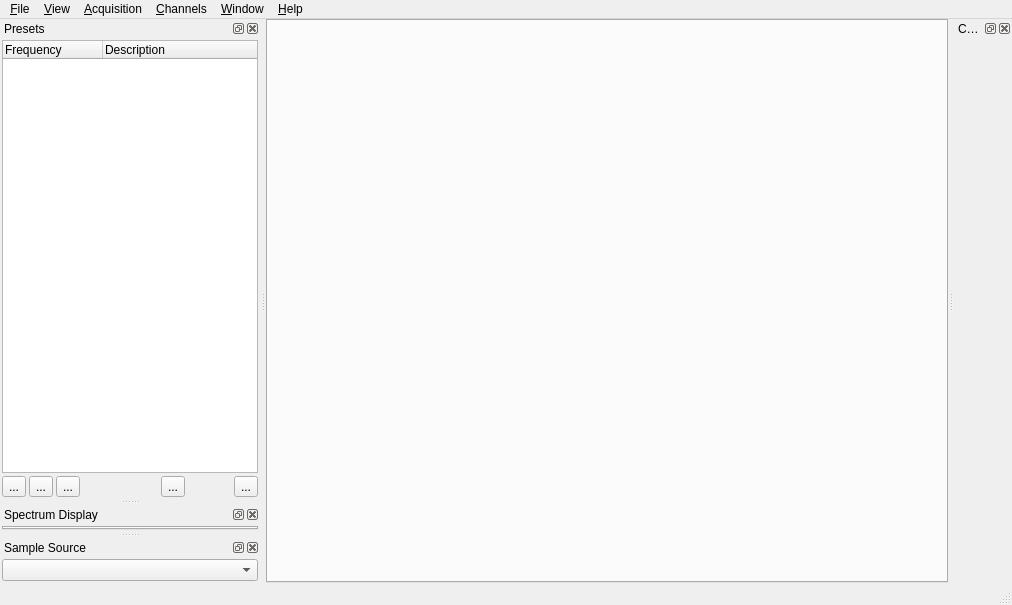
This is sdrbase/mainwindow.ui in f4exb/sdrangel as Qt 5 draws it before an edit. The edited form follows.
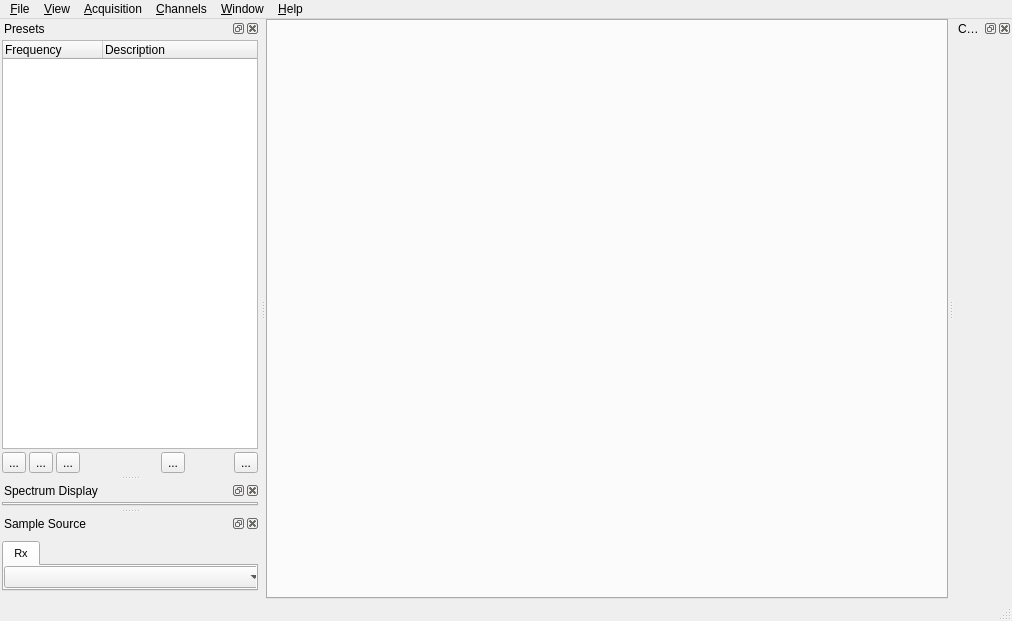
This is the edited form. Icons and pictures are not drawn. Custom widgets are drawn as their Qt base class.

Commit message: Tabs for sample sources

```diff
--- a/sdrbase/mainwindow.ui
+++ b/sdrbase/mainwindow.ui
@@ -7,7 +7,7 @@
     <x>0</x>
     <y>0</y>
     <width>1012</width>
-    <height>605</height>
+    <height>621</height>
    </rect>
   </property>
   <property name="windowTitle">
@@ -332,6 +332,12 @@
    </widget>
   </widget>
   <widget class="QDockWidget" name="inputDock">
+   <property name="minimumSize">
+    <size>
+     <width>143</width>
+     <height>85</height>
+    </size>
+   </property>
    <property name="windowTitle">
     <string>Sample Source</string>
    </property>
@@ -362,10 +368,51 @@
       <number>2</number>
      </property>
      <item>
-      <widget class="QComboBox" name="sampleSource">
-       <property name="sizeAdjustPolicy">
-        <enum>QComboBox::AdjustToMinimumContentsLength</enum>
+      <widget class="QTabWidget" name="tabInputs">
+       <property name="minimumSize">
+        <size>
+         <width>0</width>
+         <height>50</height>
+        </size>
        </property>
+       <property name="font">
+        <font>
+         <pointsize>8</pointsize>
+        </font>
+       </property>
+       <property name="currentIndex">
+        <number>0</number>
+       </property>
+       <widget class="QWidget" name="rxTabInput">
+        <attribute name="title">
+         <string>Rx</string>
+        </attribute>
+        <widget class="QComboBox" name="sampleSource">
+         <property name="geometry">
+          <rect>
+           <x>0</x>
+           <y>0</y>
+           <width>262</width>
+           <height>22</height>
+          </rect>
+         </property>
+         <property name="sizePolicy">
+          <sizepolicy hsizetype="Preferred" vsizetype="Fixed">
+           <horstretch>0</horstretch>
+           <verstretch>0</verstretch>
+          </sizepolicy>
+         </property>
+         <property name="minimumSize">
+          <size>
+           <width>262</width>
+           <height>0</height>
+          </size>
+         </property>
+         <property name="sizeAdjustPolicy">
+          <enum>QComboBox::AdjustToMinimumContentsLength</enum>
+         </property>
+        </widget>
+       </widget>
       </widget>
      </item>
     </layout>
```
